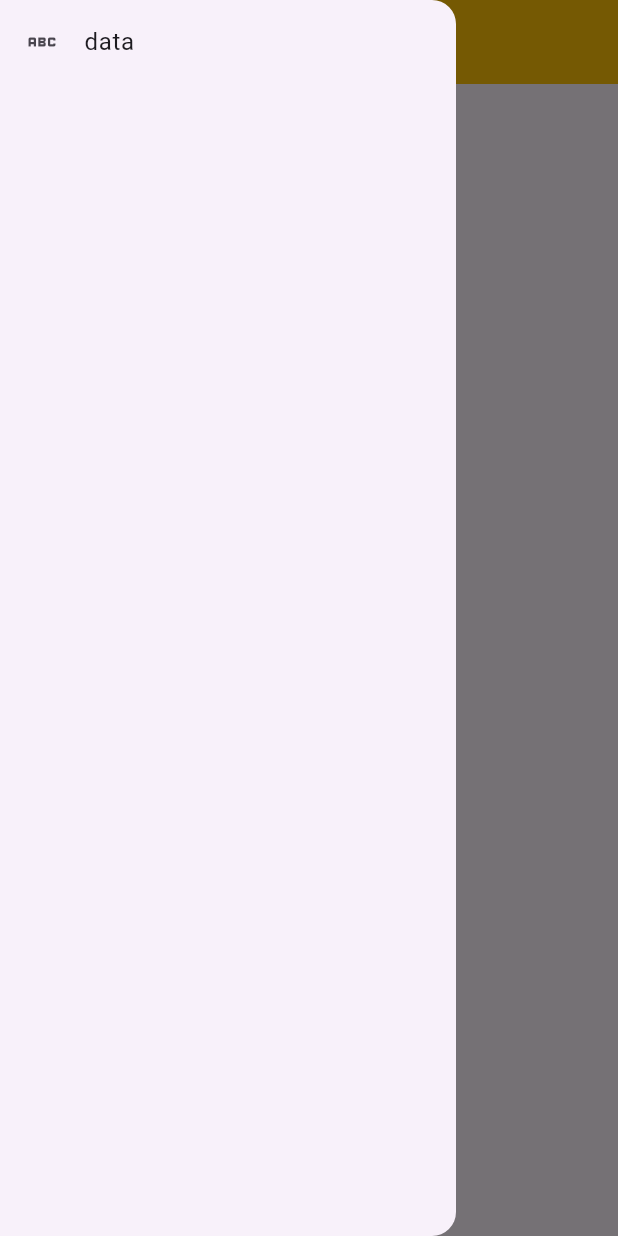
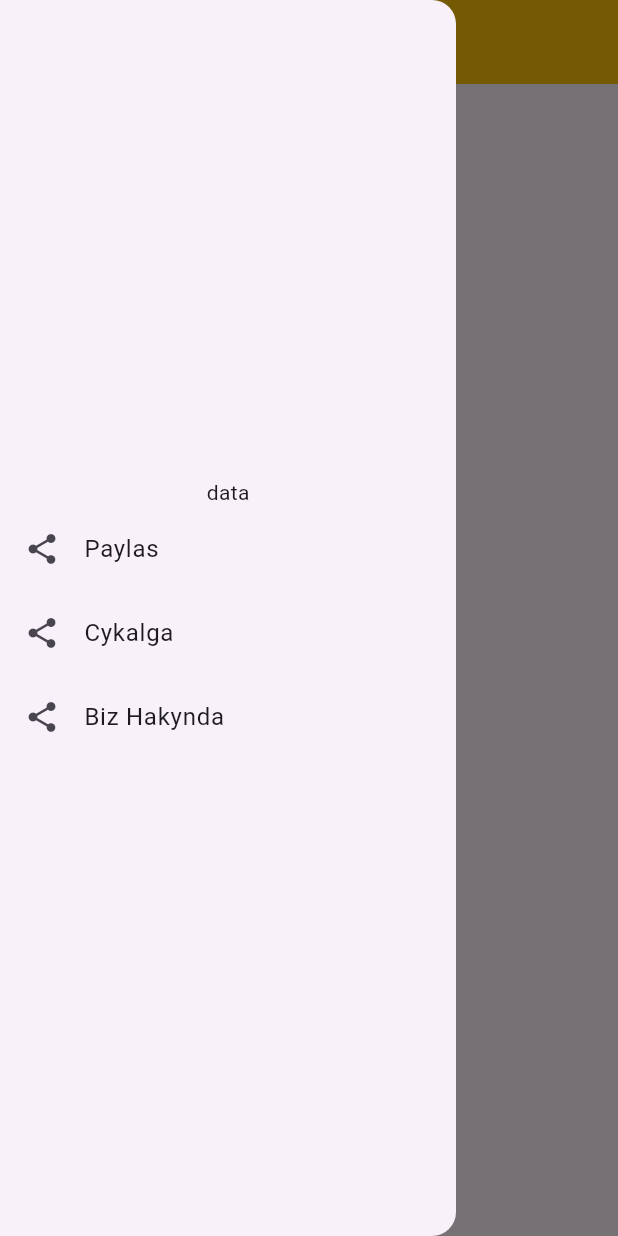
Before and after one commit to Vepa03/kitaplar, a Flutter app: the screen it shows after launch, with the side drawer open, on a phone screen of 412 x 824 dp. Run offline on Flutter 3.47's test engine with Material 3 defaults, Android fonts, the phone set to English and light mode, and no system bars.

Commit message:
navbar yasadym

```diff
--- a/lib/home_page.dart
+++ b/lib/home_page.dart
@@ -1,37 +1,46 @@
 import 'package:flutter/material.dart';
 
 class HomePage extends StatelessWidget {
+
   const HomePage({super.key});
 
   @override
   Widget build(BuildContext context) {
+
     return Scaffold(
       appBar: AppBar(
         title: Text("data"),
         backgroundColor: Colors.amber,
       ),
       drawer: Drawer(
-        child: ListView(
+        child: Column(
+          mainAxisAlignment: MainAxisAlignment.center,
           children: [
-            ListTile(
-              leading: Icon(Icons.abc),
-              title: Text("data"),
-            )
+            Text("data"),
+            Column(
+              children: [
+                ListTile(
+                  leading: Icon(Icons.share),
+                  title: Text("Paylas"),
+                ),
+                ListTile(
+                  leading: Icon(Icons.share),
+                  title: Text("Cykalga"),
+                  onTap:(){
+                    Navigator.pop(context);
+                  }
+                ),
+                ListTile(
+                  leading: Icon(Icons.share),
+                  title: Text("Biz Hakynda"),
+                )
+              ],
+            ),
           ],
         ),
       ),
       body: Center(
-        child: Builder(builder: (context){
-          return Column(
-            children: [
-              Text("data"),
-              SizedBox(height: 20,),
-              ElevatedButton(onPressed: (){
-                print("object");
-              }, child: Text("button"))
-            ],
-          );
-        }),
+
       ),
     );
   }
```
